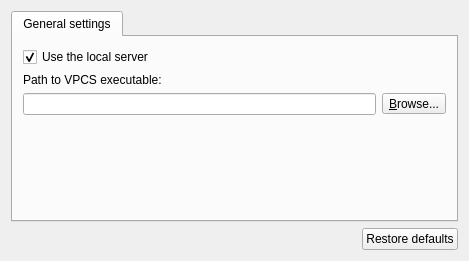
GNS3/gns3-gui, file gns3/modules/vpcs/ui/vpcs_preferences_page.ui: the form before one commit.
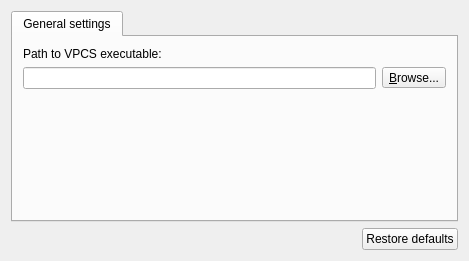
The form after the commit.

Commit message: Remove local server checkbox from preferences

Patch:
```diff
--- a/gns3/modules/vpcs/ui/vpcs_preferences_page.ui
+++ b/gns3/modules/vpcs/ui/vpcs_preferences_page.ui
@@ -30,16 +30,15 @@
        <property name="margin">
         <number>10</number>
        </property>
-       <item>
-        <widget class="QCheckBox" name="uiUseLocalServercheckBox">
-         <property name="text">
-          <string>Use the local server</string>
-         </property>
-         <property name="checked">
-          <bool>true</bool>
-         </property>
-        </widget>
-       </item>
+       <property name="topMargin">
+        <number>10</number>
+       </property>
+       <property name="rightMargin">
+        <number>10</number>
+       </property>
+       <property name="bottomMargin">
+        <number>10</number>
+       </property>
        <item>
         <widget class="QLabel" name="uiVPCSPathLabel">
          <property name="text">
```
Left out of the diff: 2 changed lines with no effect on the pictures. The commit also changes 28 other files.
